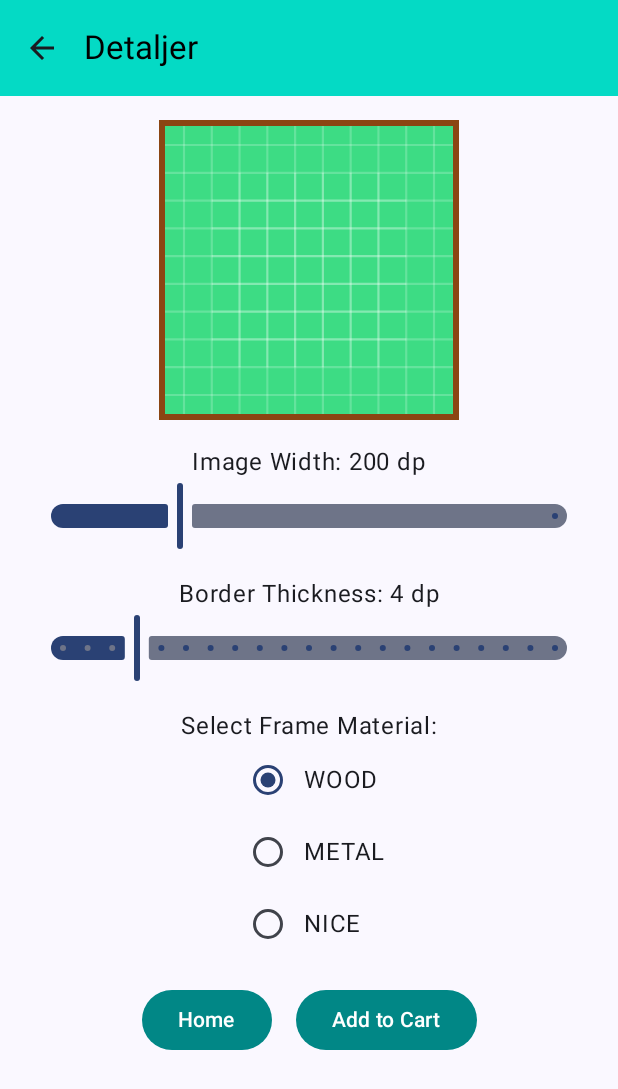
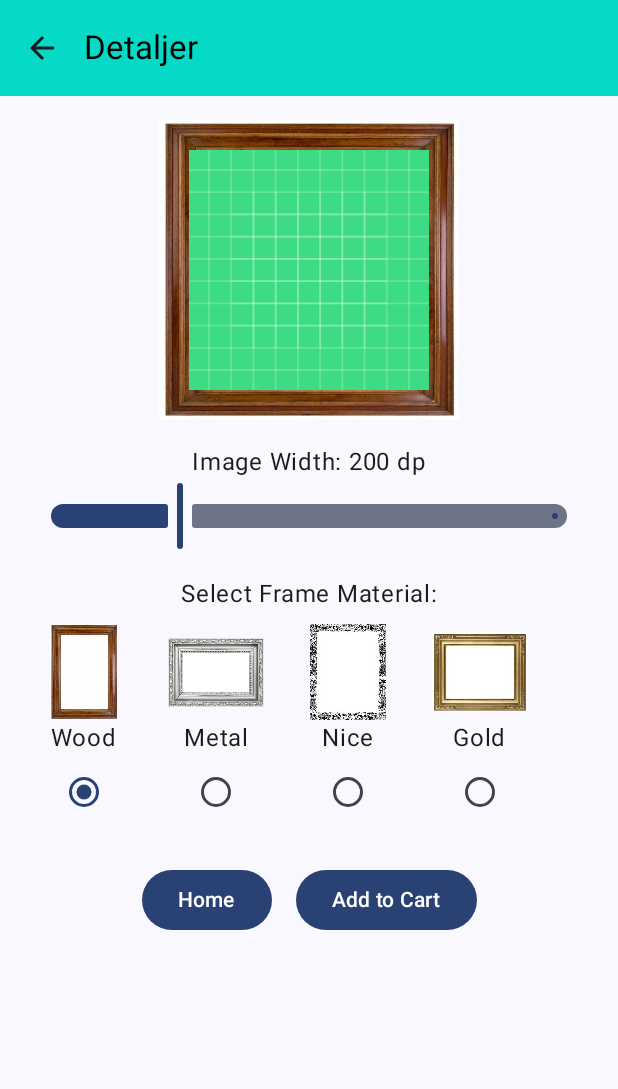
Before and after one commit to sdnssr1/Kunsthandleren-master, an Android app built with Jetpack Compose: the ImagePreviewScreen screen opened through its navigation route, on a phone screen of 412 x 824 dp. Shown: the top 1089 px of the screen. Run offline under Robolectric (Android 15) with nearby library versions, the phone set to English and light mode, and no system bars.

Commit message:
added frames

```diff
--- a/app/src/main/java/com/example/kunsthandleren/screens/DetailScreen.kt
+++ b/app/src/main/java/com/example/kunsthandleren/screens/DetailScreen.kt
@@ -46,12 +46,16 @@ import androidx.compose.foundation.layout.aspectRatio
 import androidx.compose.foundation.layout.fillMaxSize
 import androidx.compose.foundation.layout.size
 import androidx.compose.foundation.layout.width
+import androidx.compose.foundation.lazy.LazyRow
 import androidx.compose.foundation.rememberScrollState
 import androidx.compose.foundation.verticalScroll
 import androidx.compose.material3.MaterialTheme
 import androidx.compose.material3.Slider
 import androidx.compose.ui.graphics.Color
 import androidx.compose.ui.unit.Dp
+import androidx.compose.foundation.lazy.items
+import androidx.compose.ui.layout.ContentScale
+
 
 @Composable
 fun ImagePreviewScreen(
@@ -60,14 +64,7 @@ fun ImagePreviewScreen(
     onNextButtonClicked: (PurchaseItem?) -> Unit
 ) {
     var purchaseItem by remember { mutableStateOf(PurchaseItem(photo)) }
-    var borderThickness by remember { mutableStateOf(4.dp) }
     var imageWidth by remember { mutableStateOf(200.dp) }
-
-    val painter = painterResource(photo.imageResId)
-    val intrinsicSize = painter.intrinsicSize
-    val aspectRatio = if (intrinsicSize.height != 0f) {
-        intrinsicSize.width / intrinsicSize.height
-    } else 1f
 
     Column(
         modifier = modifier
@@ -76,25 +73,15 @@ fun ImagePreviewScreen(
             .padding(16.dp),
         horizontalAlignment = Alignment.CenterHorizontally
     ) {
-        // Box with border that wraps the image
-        Box(
-            modifier = Modifier.border(
-                width = borderThickness,
-                color = purchaseItem.frameType.color
-            )
-        ) {
-            // Force the image to maintain aspect ratio, but let user pick width
-            Image(
-                painter = painter,
-                contentDescription = "${photo.title} ${photo.artist.name} ${photo.artist.familyName}",
-                modifier = Modifier
-                    .width(imageWidth)
-                    .aspectRatio(aspectRatio)
-            )
-        }
+        // Instead of drawing a colored border, use the frame image:
+        ImagePreviewWithFrame(
+            photo = photo,
+            frameType = purchaseItem.frameType,
+            imageWidth = imageWidth
+        )
         Spacer(modifier = Modifier.height(16.dp))
 
-        // --- Slider for the IMAGE WIDTH ---
+        // Slider for image width (adjusts the overall frame size)
         Text(text = "Image Width: ${imageWidth.value.toInt()} dp")
         Slider(
             value = imageWidth.value,
@@ -107,20 +94,7 @@ fun ImagePreviewScreen(
         )
         Spacer(modifier = Modifier.height(16.dp))
 
-        // --- Slider for the FRAME THICKNESS ---
-        Text(text = "Border Thickness: ${borderThickness.value.toInt()} dp")
-        Slider(
-            value = borderThickness.value,
-            onValueChange = { newValue ->
-                borderThickness = newValue.dp
-            },
-            valueRange = 1f..20f,
-            steps = 19,
-            modifier = Modifier.padding(horizontal = 16.dp)
-        )
-        Spacer(modifier = Modifier.height(16.dp))
-
-        // --- Select Frame Material (if needed) ---
+        // Frame material selection
         Text(text = "Select Frame Material:")
         SelectFrameType(
             updatePurchaseItem = { newFrameType ->
@@ -129,27 +103,15 @@ fun ImagePreviewScreen(
         )
         Spacer(modifier = Modifier.height(16.dp))
 
-        // --- Buttons for "Add to Cart" or "Home" ---
-        Row(
-            horizontalArrangement = Arrangement.spacedBy(16.dp)
-        ) {
+        // Buttons for actions
+        Row(horizontalArrangement = Arrangement.spacedBy(16.dp)) {
             Button(
-                onClick = { onNextButtonClicked(null) },
-                colors = ButtonDefaults.buttonColors(
-                    containerColor = colorResource(id = R.color.teal_700),
-                    contentColor = colorResource(id = R.color.white)
-                ),
-                shape = RoundedCornerShape(50)
+                onClick = { onNextButtonClicked(null) }
             ) {
                 Text(text = "Home")
             }
             Button(
-                onClick = { onNextButtonClicked(purchaseItem) },
-                colors = ButtonDefaults.buttonColors(
-                    containerColor = colorResource(id = R.color.teal_700),
-                    contentColor = colorResource(id = R.color.white)
-                ),
-                shape = RoundedCornerShape(50)
+                onClick = { onNextButtonClicked(purchaseItem) }
             ) {
                 Text(text = "Add to Cart")
             }
@@ -162,13 +124,30 @@ fun ImagePreviewScreen(
 @Composable
 fun SelectFrameType(
     modifier: Modifier = Modifier,
-    frameTypes: List<FrameType> = listOf(FrameType.WOOD, FrameType.METAL, FrameType.NICE),
+    frameTypes: List<FrameType> = listOf(FrameType.WOOD, FrameType.METAL, FrameType.NICE, FrameType.GOLD),
     updatePurchaseItem: (FrameType) -> Unit
 ) {
     var selected by remember { mutableStateOf(frameTypes.first()) }
-    Column(modifier = modifier) {
-        frameTypes.forEach { frameType ->
-            Row(verticalAlignment = Alignment.CenterVertically) {
+    LazyRow(
+        modifier = modifier.fillMaxWidth(),
+        horizontalArrangement = Arrangement.spacedBy(8.dp)
+    ) {
+        items(frameTypes) { frameType ->
+            Column(
+                horizontalAlignment = Alignment.CenterHorizontally,
+                modifier = Modifier
+                    .clickable {
+                        selected = frameType
+                        updatePurchaseItem(frameType)
+                    }
+                    .padding(8.dp)
+            ) {
+                Image(
+                    painter = painterResource(id = frameType.imageRes),
+                    contentDescription = frameType.title,
+                    modifier = Modifier.size(64.dp)
+                )
+                Text(text = frameType.title)
                 RadioButton(
                     selected = frameType == selected,
                     onClick = {
@@ -176,36 +155,44 @@ fun SelectFrameType(
                         updatePurchaseItem(frameType)
                     }
                 )
-                Text(text = frameType.name)
             }
         }
     }
 }
 
 
+@Composable
+fun ImagePreviewWithFrame(
+    photo: Photo,
+    frameType: FrameType,
+    imageWidth: Dp
+) {
+    // Obtain the painter for the photo and frame
+    val photoPainter = painterResource(photo.imageResId)
+    val framePainter = painterResource(frameType.imageRes)
 
-@Composable
-fun SelectPhotoSize(
-    modifier: Modifier = Modifier,
-    sizes: List<PhotoSize> = DataSource.photoSizes,
-    updatePurchaseItem: (PhotoSize) -> Unit
-) {
-    var selected by remember { mutableStateOf(sizes.first()) }
-    Column(modifier = modifier) {
-        sizes.forEach { size: PhotoSize ->
-            Row(verticalAlignment = Alignment.CenterVertically) {
-                RadioButton(
-                    selected = size == selected,
-                    onClick = {
-                        selected = size
-                        updatePurchaseItem(size)
-                    }
-                )
-                Text(text = stringResource(id = size.title))
-            }
-        }
+    // Assume the frame image is designed to be stretched, for example a 9-patch or PNG with transparent center.
+    Box(modifier = Modifier.size(imageWidth)) {
+        // Draw the frame image as the background. It fills the entire box.
+        Image(
+            painter = framePainter,
+            contentDescription = "Frame: ${frameType.title}",
+            modifier = Modifier.matchParentSize(),
+            contentScale = ContentScale.FillBounds
+        )
+        // Draw the photo image centered inside the frame.
+        // Adjust the factor (0.8f below) so the photo fits nicely within the frame.
+        Image(
+            painter = photoPainter,
+            contentDescription = "${photo.title} by ${photo.artist.name}",
+            modifier = Modifier
+                .size(imageWidth * 0.8f)
+                .align(Alignment.Center),
+            contentScale = ContentScale.Crop
+        )
     }
 }
+
 
 
 @Composable
@@ -239,11 +226,8 @@ fun SelectFrameSize(
             value = sliderValue,
             onValueChange = { newValue ->
                 sliderValue = newValue
-                // Pick the closest available frame size.
                 val closest = getClosestFrameSize(newValue)
                 updatePurchaseItem(closest)
-                // Also, update the overall image scale.
-                // (You can apply a multiplier here if you want the image size to differ from the frame width.)
                 onImageScaleChange(newValue.dp)
             },
             valueRange = minValue..maxValue,
--- a/app/src/main/res/values/strings.xml
+++ b/app/src/main/res/values/strings.xml
@@ -42,6 +42,7 @@
     <string name="wood">Tre</string>
     <string name="metal">Metall</string>
     <string name="plastic">Plast</string>
+    <string name="gold">Gold</string>
     <string name="small">Liten</string>
     <string name="medium">Medium</string>
     <string name="large">Stor</string>
```
Also changed, not shown: app/src/main/java/com/example/kunsthandleren/data/FakeDataSource.kt (+12 -4 lines), app/src/main/res/drawable/gold_texture.jpg (added), app/src/main/res/drawable/metal_texture.jpg (added), app/src/main/res/drawable/nice_texture.jpg (added), app/src/main/res/drawable/wood_texture.jpg (added).
